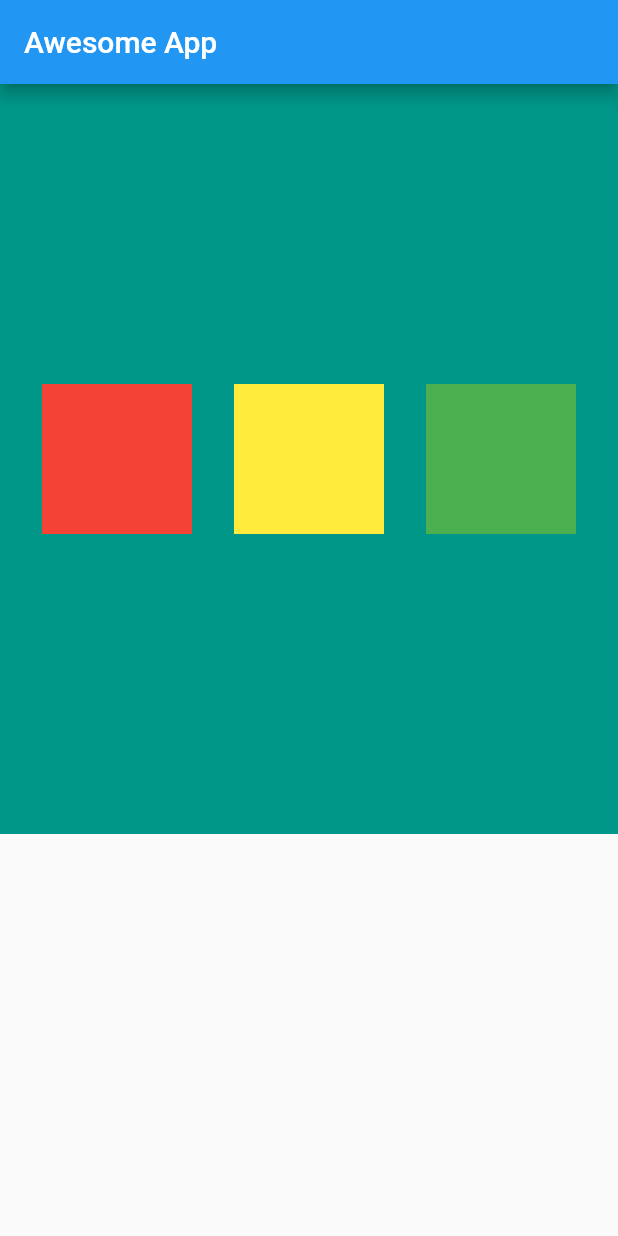
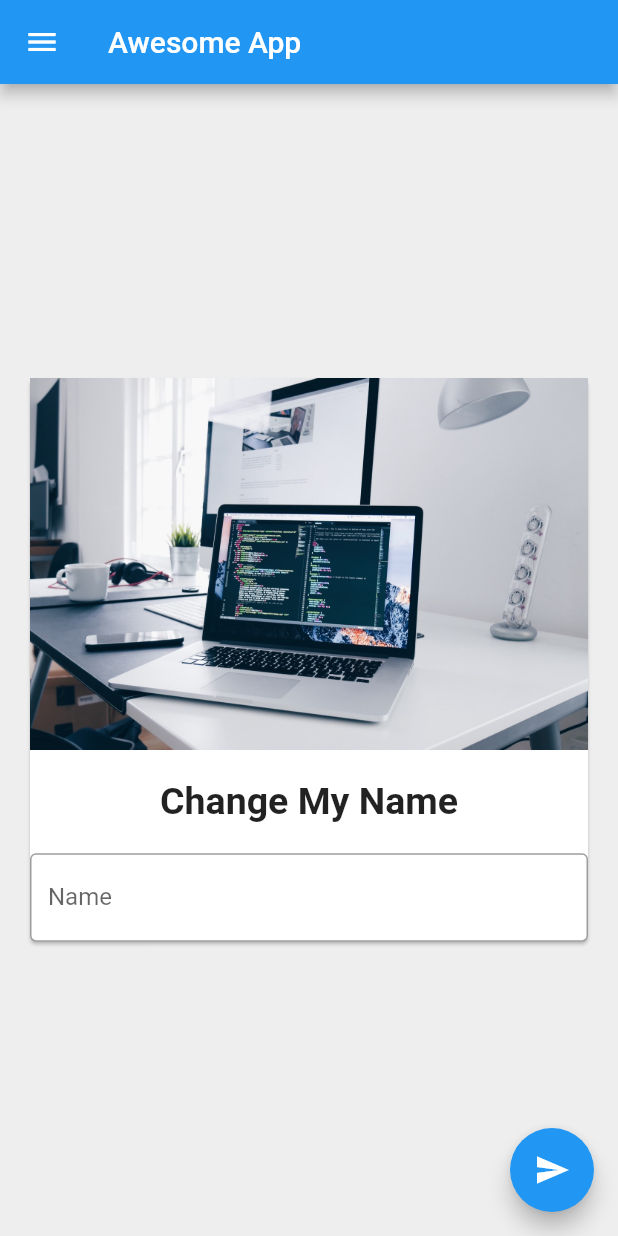
Before and after one commit to Jobenas/flutter_tutorial_app, a Flutter app: the screen it shows after launch, on a phone screen of 412 x 824 dp. Run offline on Flutter 3.47's test engine with Material 2 defaults, Android fonts, the phone set to English and light mode, and no system bars.

Commit message:
chapter 4 complete

```diff
--- a/lib/main.dart
+++ b/lib/main.dart
@@ -1,56 +1,87 @@
 import "package:flutter/material.dart";
 
 void main() {
-  runApp(
-    MaterialApp(
-      home: HomePage(),
-      theme: ThemeData(
-        primarySwatch: Colors.blue
-      ),
-   )
-  );
+  runApp(MaterialApp(
+    home: HomePage(),
+    theme: ThemeData(primarySwatch: Colors.blue),
+  ));
 }
 
-class HomePage extends StatelessWidget{
+class HomePage extends StatefulWidget {
+  @override
+  _HomePageState createState() => _HomePageState();
+}
+
+class _HomePageState extends State<HomePage> {
+  var myText = "Change My Name";
+  TextEditingController _nameController = new TextEditingController();
   @override
   Widget build(BuildContext context) {
     // TODO: implement build
     return Scaffold(
+      backgroundColor: Colors.grey[200],
       appBar: AppBar(
         title: Text("Awesome App"),
       ),
-      body: Container(
-        height: 500,
-        color: Colors.teal,
-        child: Row(
-          mainAxisAlignment: MainAxisAlignment.spaceEvenly,
-          crossAxisAlignment: CrossAxisAlignment.center,
-          children: <Widget>[
-            Container(
-              padding: const EdgeInsets.all(8),
-              width: 100,
-              height: 100,
-              color: Colors.red,
-              alignment: Alignment.center,
-            ),
-            Container(
-              padding: const EdgeInsets.all(8),
-              width: 100,
-              height: 100,
-              color: Colors.yellow,
-              alignment: Alignment.center,
-            ),
-            Container(
-              padding: const EdgeInsets.all(8),
-              width: 100,
-              height: 100,
-              color: Colors.green,
-              alignment: Alignment.center,
-            ),
-          ]
+      body: Padding(
+        padding: const EdgeInsets.all(16.0),
+        child: Center(
+          child: SingleChildScrollView(
+            child: Card(
+                child: Column(
+              children: <Widget>[
+                Image.asset("assets/coding_img1.jpg"),
+                SizedBox(
+                  height: 20,
+                ),
+                Text(
+                  myText,
+                  style: TextStyle(fontSize: 25, fontWeight: FontWeight.bold),
+                ),
+                SizedBox(
+                  height: 20,
+                ),
+                TextField(
+                  controller: _nameController,
+                  decoration: InputDecoration(
+                      border: OutlineInputBorder(),
+                      hintText: "Enter Some Text",
+                      labelText: "Name"),
+                )
+              ],
+            )),
+          ),
         ),
+      ),
+      drawer: Drawer(
+          child: ListView(padding: const EdgeInsets.all(0), children: <Widget>[
+        UserAccountsDrawerHeader(
+            accountName: Text("jobenas"),
+            accountEmail: Text("jobenas@gmail.com"),
+            currentAccountPicture: CircleAvatar(
+              backgroundImage: NetworkImage(
+                  "https://pbs.twimg.com/profile_images/937730650307776513/16A6uQpM_400x400.jpg"),
+            )),
+        ListTile(
+          leading: Icon(Icons.person),
+          title: Text("jobenas"),
+          subtitle: Text("Dev"),
+          trailing: Icon(Icons.edit),
+          onTap: () {},
+        ),
+        ListTile(
+            leading: Icon(Icons.email),
+            title: Text("Email"),
+            subtitle: Text("jobenas@gmail.com"),
+            trailing: Icon(Icons.send))
+      ])),
+      floatingActionButton: FloatingActionButton(
+        onPressed: () {
+          myText = _nameController.text;
+          setState(() {});
+        },
+        child: Icon(Icons.send),
       ),
     );
   }
-
 }
--- a/pubspec.yaml
+++ b/pubspec.yaml
@@ -45,7 +45,8 @@ flutter:
   uses-material-design: true
 
   # To add assets to your application, add an assets section, like this:
-  # assets:
+  assets:
+    - assets/
   #   - images/a_dot_burr.jpeg
   #   - images/a_dot_ham.jpeg
 
```
Also changed, not shown: assets/coding_img1.jpg (added), 9 other files.
